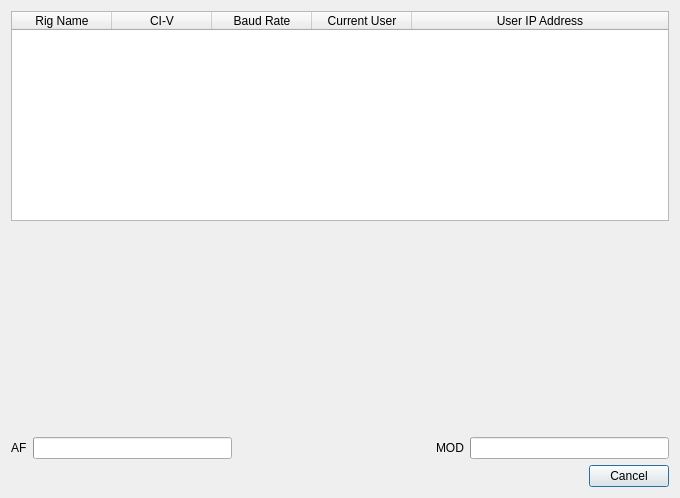
Qt form selectradio.ui (adecarolis/wfweb) before a commit.
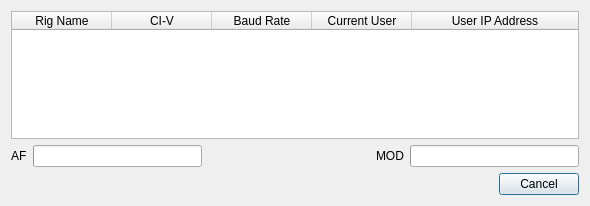
The same form after that commit.

Commit message: Make radio selection visible when there is more than 1 radio.

What changed in the file:
```diff
--- a/selectradio.ui
+++ b/selectradio.ui
@@ -6,8 +6,8 @@
    <rect>
     <x>0</x>
     <y>0</y>
-    <width>680</width>
-    <height>498</height>
+    <width>590</width>
+    <height>206</height>
    </rect>
   </property>
   <property name="windowTitle">
```
The commit also changes 2 other files.
